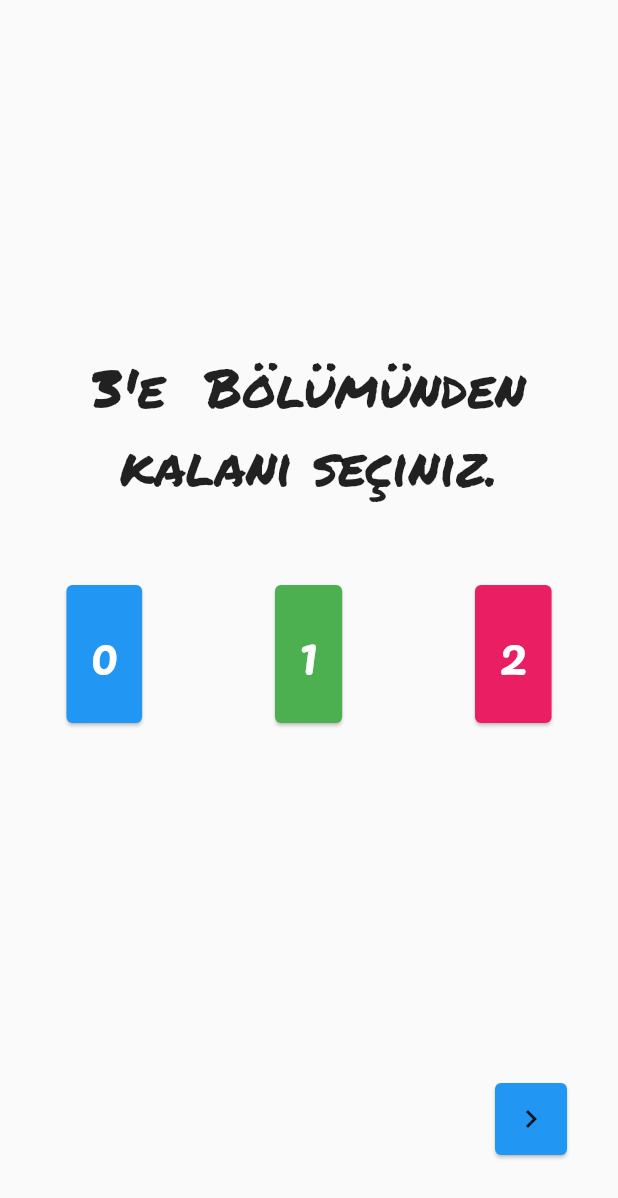
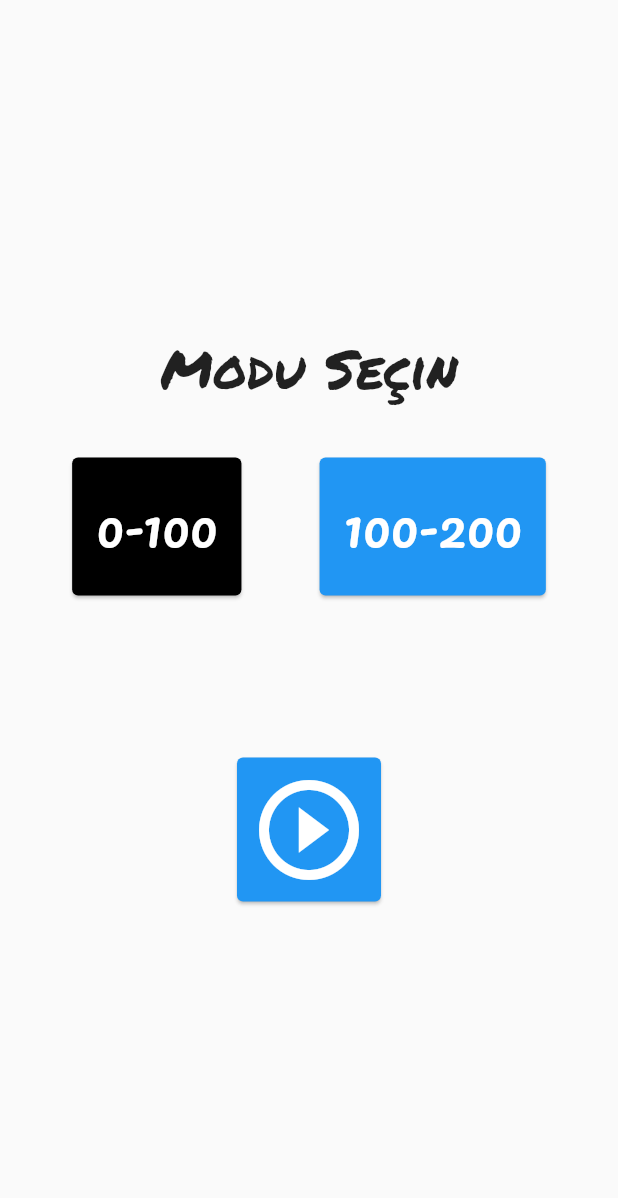
Before and after one commit to Sonderman/Think_Of_A_Number, a Flutter app: the screen it shows after launch, on a phone screen of 412 x 824 dp. Shown: the top 1198 px of the screen. Run offline on Flutter 3.47's test engine with Material 2 defaults, Android fonts, the phone set to English and light mode, and no system bars; our stand-ins replace fluttertoast, google_fonts.

Commit message:
Modlar eklendi.

```diff
--- a/lib/Pages/Home.dart
+++ b/lib/Pages/Home.dart
@@ -3,6 +3,7 @@ import 'package:think_of_a_number/Pages/Remainder3.dart';
 import 'package:think_of_a_number/Pages/Remainder5.dart';
 import 'package:think_of_a_number/Pages/Remainder7.dart';
 import 'package:think_of_a_number/Pages/Results.dart';
+import 'package:think_of_a_number/Pages/Welcome.dart';
 import 'package:think_of_a_number/Services.dart';
 
 class HomePage extends StatefulWidget {
@@ -20,7 +21,13 @@ class _HomePageState extends State<HomePage> {
             body: PageView(
       physics: NeverScrollableScrollPhysics(),
       controller: Services.navigationManager.homePageController,
-      children: [Remainder3(), Remainder5(), Remainder7(), Results()],
+      children: [
+        Welcome(),
+        Remainder3(),
+        Remainder5(),
+        Remainder7(),
+        Results()
+      ],
     )));
   }
 }
--- /dev/null
+++ b/lib/Pages/Welcome.dart
@@ -0,0 +1,86 @@
+import 'package:flutter/material.dart';
+import 'package:think_of_a_number/Services.dart';
+import 'package:think_of_a_number/Services/Guesser.dart';
+import 'package:think_of_a_number/Theming.dart';
+
+class Welcome extends StatefulWidget {
+  Welcome({Key key}) : super(key: key);
+
+  @override
+  _WelcomeState createState() => _WelcomeState();
+}
+
+class _WelcomeState extends State<Welcome> {
+  @override
+  Widget build(BuildContext context) {
+    return Column(
+      mainAxisAlignment: MainAxisAlignment.center,
+      children: [
+        Text(
+          "Modu Seçin",
+          style: MyTheme().textBig,
+        ),
+        SizedBox(
+          height: 30,
+        ),
+        Row(
+          mainAxisAlignment: MainAxisAlignment.spaceEvenly,
+          children: [
+            GestureDetector(
+              onTap: () {
+                setState(() {
+                  Services.guesser.mode = GuessMode.ZeroTo100;
+                });
+              },
+              child: Card(
+                color: Services.guesser.mode == GuessMode.ZeroTo100
+                    ? Colors.black
+                    : Colors.blue,
+                child: Padding(
+                  padding: const EdgeInsets.all(16.0),
+                  child: Text(
+                    "0-100",
+                    style: MyTheme().numberBig,
+                  ),
+                ),
+              ),
+            ),
+            GestureDetector(
+              onTap: () {
+                setState(() {
+                  Services.guesser.mode = GuessMode.OneHundredTo200;
+                });
+              },
+              child: Card(
+                color: Services.guesser.mode == GuessMode.OneHundredTo200
+                    ? Colors.black
+                    : Colors.blue,
+                child: Padding(
+                  padding: const EdgeInsets.all(16.0),
+                  child: Text(
+                    "100-200",
+                    style: MyTheme().numberBig,
+                  ),
+                ),
+              ),
+            ),
+          ],
+        ),
+        SizedBox(
+          height: 100,
+        ),
+        Card(
+            color: Colors.blue,
+            child: IconButton(
+                iconSize: 80,
+                icon: Icon(
+                  Icons.play_circle_outline,
+                  color: Colors.white,
+                ),
+                onPressed: () {
+                  Services.navigationManager.nextPage();
+                })),
+      ],
+    );
+  }
+}
--- a/lib/Services/NavigationManager.dart
+++ b/lib/Services/NavigationManager.dart
@@ -12,4 +12,9 @@ class NavigationManager {
   void restart() {
     homePageController.jumpToPage(0);
   }
+
+  void previous() {
+    homePageController.previousPage(
+        duration: Duration(seconds: 1), curve: Curves.ease);
+  }
 }
```
Also changed, not shown: lib/Pages/Remainder3.dart (+20 -2 lines), lib/Pages/Remainder5.dart (+24 -5 lines), lib/Pages/Remainder7.dart (+28 -8 lines), lib/Pages/Results.dart (+7 -2 lines), lib/Services/Guesser.dart (+30 -22 lines).
